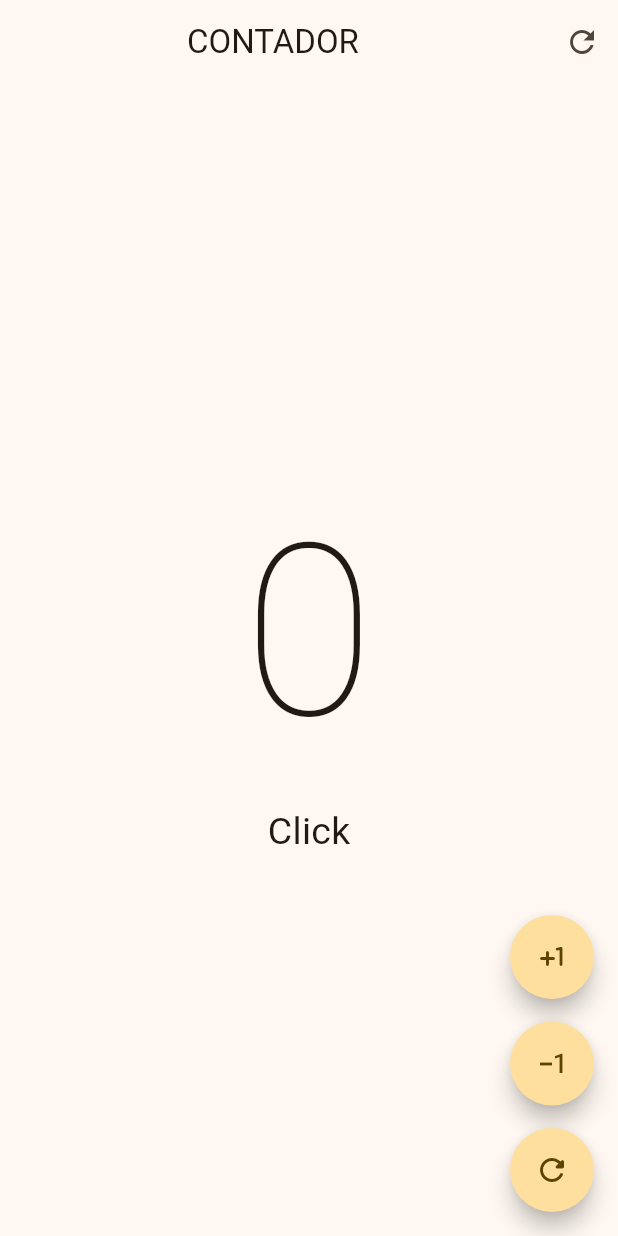
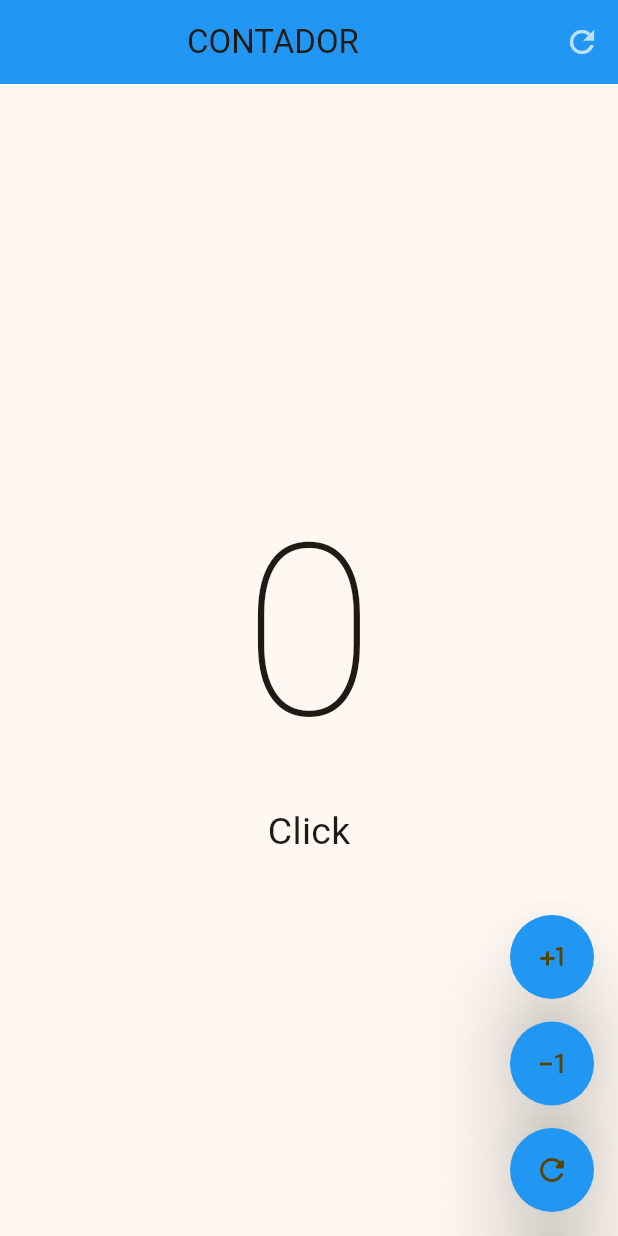
Before and after one commit to ColinTony/FlutterCurso, a Flutter app: the screen it shows after launch, after a tap on the "refresh" icon, on a phone screen of 412 x 824 dp. Run offline on Flutter 3.47's test engine with Material 3 defaults, Android fonts, the phone set to English and light mode, and no system bars.

```diff
--- a/FlutterApps/01-hello_word_app/hello_world/analysis_options.yaml
+++ b/FlutterApps/01-hello_word_app/hello_world/analysis_options.yaml
@@ -7,6 +7,9 @@
 
 # The following line activates a set of recommended lints for Flutter apps,
 # packages, and plugins designed to encourage good coding practices.
+analyzer:
+  errors:
+    must_be_immutable: ignore
 include: package:flutter_lints/flutter.yaml
 
 linter:
--- a/FlutterApps/01-hello_word_app/hello_world/lib/presentation/screens/counter/counter_functions_screen.dart
+++ b/FlutterApps/01-hello_word_app/hello_world/lib/presentation/screens/counter/counter_functions_screen.dart
@@ -1,7 +1,6 @@
 // ignore_for_file: must_be_immutable
 
 import "package:flutter/material.dart";
-import "package:flutter/widgets.dart";
 
 class CounterFunctionsScreen extends StatefulWidget{
 
@@ -19,12 +18,16 @@ class _CounterFunctionsScreenState extends State<CounterFunctionsScreen> {
   Widget build(BuildContext context) {
     return Scaffold(
       appBar: AppBar(
+        backgroundColor: Colors.blue,
         actions: [
-          IconButton(onPressed: () => {
+          IconButton(
+            onPressed: () => {
             setState(() {
               clicks = 0;
             })
-          }, icon: const Icon(Icons.refresh_outlined))
+          },
+          icon: const Icon(Icons.refresh_outlined,
+          color: Colors.white70,))
         ],
         title: const Center(child: Text("CONTADOR")),
       ),
@@ -79,7 +82,9 @@ class CustomButton extends StatelessWidget {
     return FloatingActionButton(
       shape: const StadiumBorder(),
       onPressed: onPress,
-      child:  Icon(icon),
+      elevation: 25,
+      backgroundColor: Colors.blue,
+      child: Icon(icon),
     );
   }
 }
```
